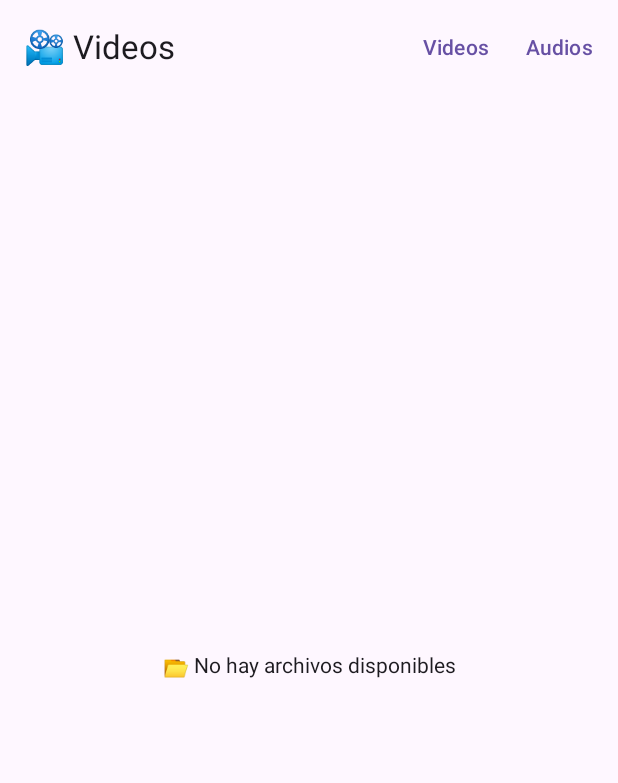
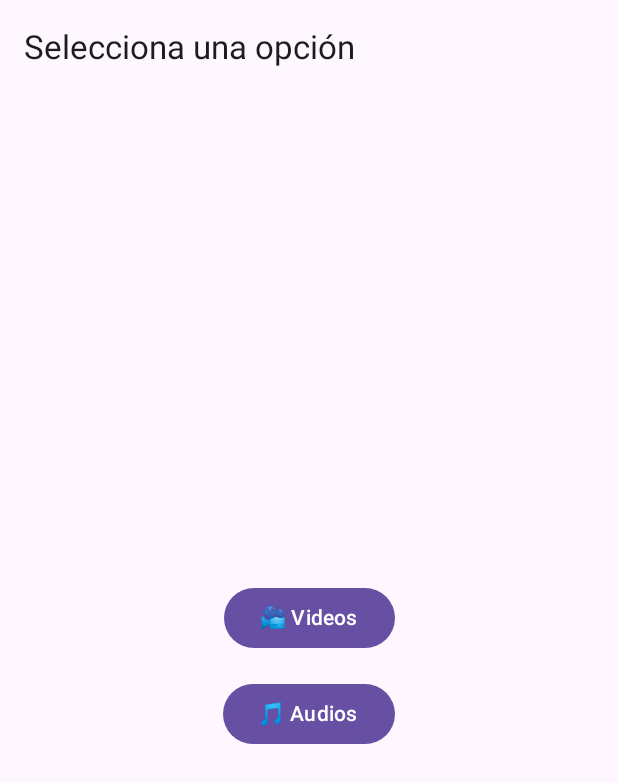
Before and after one commit to Sacro93/ExamenMultimedia, an Android app built with Jetpack Compose: the VideoScreen screen opened through its navigation route, on a phone screen of 412 x 824 dp. Shown: the top 783 px of the screen. Run offline under Robolectric (Android 15) with nearby library versions, the phone set to English and light mode, and no system bars; our stand-ins replace Dagger/Hilt's generated code.

Commit message:
app lista

```diff
--- a/app/src/main/java/com/example/examenmultimedia/Model/Utils/MediaFile.kt
+++ b/app/src/main/java/com/example/examenmultimedia/Model/Utils/MediaFile.kt
@@ -7,7 +7,7 @@ data class MediaFile(
     val uri: Uri,
     val title: String,
     val duration: Long,
-    val thumbnail: Bitmap? = null ,// Portada opcional
+    val thumbnail: Bitmap? = null ,
     val artist: String
 )
 
--- a/app/src/main/java/com/example/examenmultimedia/Model/Utils/createVideoFileUri.kt
+++ b/app/src/main/java/com/example/examenmultimedia/Model/Utils/createVideoFileUri.kt
@@ -23,7 +23,7 @@ fun createVideoFileUri(context: Context): Uri {
     // Devuelve la URI utilizando FileProvider
     return FileProvider.getUriForFile(
         context,
-        "${context.packageName}.provider", // Asegúrate de que coincide con AndroidManifest.xml
+        "${context.packageName}.provider",
         videoFile
     )
 }
--- a/app/src/main/java/com/example/examenmultimedia/View/VideoScreen/VideoScreen.kt
+++ b/app/src/main/java/com/example/examenmultimedia/View/VideoScreen/VideoScreen.kt
@@ -16,36 +16,19 @@ import androidx.navigation.NavController
 import com.example.examenmultimedia.Model.Utils.MediaFile
 import com.example.examenmultimedia.Model.Utils.MediaSource
 
+
+
 @OptIn(ExperimentalMaterial3Api::class)
 @Composable
 fun VideoScreen(navController: NavController, viewModel: MediaViewModel) {
     val mediaFiles by viewModel.mediaFiles.collectAsState() // Lista de videos/audios
     val currentSource by viewModel.source.collectAsState() // Fuente actual (Videos/Audios)
     val isLoading by viewModel.isLoading.collectAsState() // Estado de carga
+    val hasSelectedSource = remember { mutableStateOf(false) } // Estado para controlar si se seleccionó "Videos" o "Audios"
 
     Scaffold(
         topBar = {
-            TopAppBar(
-                title = { Text(if (currentSource == MediaSource.DEVICE) "📽️ Videos" else "🎵 Audios") },
-                actions = {
-                    Row {
-                        TextButton(onClick = {
-                            if (currentSource != MediaSource.DEVICE) {
-                                viewModel.setSource(MediaSource.DEVICE) // Cambia a videos
-                            }
-                        }) {
-                            Text("Videos")
-                        }
-                        TextButton(onClick = {
-                            if (currentSource != MediaSource.RAW) {
-                                viewModel.setSource(MediaSource.RAW) // Cambia a audios
-                            }
-                        }) {
-                            Text("Audios")
-                        }
-                    }
-                }
-            )
+            TopAppBar(title = { Text("Selecciona una opción") })
         }
     ) { paddingValues ->
         Box(
@@ -54,17 +37,40 @@ fun VideoScreen(navController: NavController, viewModel: MediaViewModel) {
                 .padding(paddingValues),
             contentAlignment = Alignment.Center
         ) {
+            if (!hasSelectedSource.value) {
+                // Muestra los botones si no se seleccionó ninguna fuente
+                Column(
+                    horizontalAlignment = Alignment.CenterHorizontally,
+                    verticalArrangement = Arrangement.Center
+                ) {
+                    Button(onClick = {
+                        hasSelectedSource.value = true
+                        viewModel.setSource(MediaSource.DEVICE) // Cambia a videos
+                    }) {
+                        Text("📽️ Videos")
+                    }
+                    Spacer(modifier = Modifier.height(16.dp))
+                    Button(onClick = {
+                        hasSelectedSource.value = true
+                        viewModel.setSource(MediaSource.RAW) // Cambia a audios
+                    }) {
+                        Text("🎵 Audios")
+                    }
+                }
+            } else {
+                // Muestra la lista de videos o audios
                 when {
                     isLoading -> {
-                    CircularProgressIndicator() // ⏳ Muestra un loader mientras se cargan los datos
+                        CircularProgressIndicator() // ⏳ Loader mientras se cargan los datos
                     }
                     mediaFiles.isEmpty() -> {
-                    Text("📂 No hay archivos disponibles") // Muestra un mensaje si no hay datos
+                        Text("📂 No hay archivos disponibles") // Muestra mensaje si no hay datos
                     }
                     else -> {
                         LazyColumn {
                             items(mediaFiles) { media ->
                                 MediaItem(navController, media)
+                            }
                         }
                     }
                 }
--- a/app/src/main/java/com/example/examenmultimedia/ViewModel/VM/Media/MediaViewModel.kt
+++ b/app/src/main/java/com/example/examenmultimedia/ViewModel/VM/Media/MediaViewModel.kt
@@ -11,59 +11,49 @@ import kotlinx.coroutines.flow.MutableStateFlow
 import kotlinx.coroutines.launch
 import kotlinx.coroutines.flow.StateFlow
 import kotlinx.coroutines.flow.asStateFlow
+import kotlinx.coroutines.withContext
 
-
-/*✅ com.example.examenmultimedia.ViewModel.VM.Media.MediaViewModel maneja:
-1️⃣ Carga de archivos multimedia desde el almacenamiento del dispositivo o res/raw.
-2️⃣ Gestión del estado de los archivos (mantiene una lista de videos y audios).
-3️⃣ Interacción con MediaRepository para obtener datos de MediaStore y res/raw.*/
 
 
 class MediaViewModel(private val mediaRepository: MediaRepository) : ViewModel() {
 
+    // Lista reactiva de archivos multimedia.
     private val _mediaFiles = MutableStateFlow<List<MediaFile>>(emptyList())
     val mediaFiles: StateFlow<List<MediaFile>> = _mediaFiles.asStateFlow()
 
-    private val _source = MutableStateFlow(MediaSource.DEVICE) // Fuente actual (videos o audios)
-    val source: StateFlow<MediaSource> = _source.asStateFlow()
+   //  Fuente actual seleccionada (Videos o Audios).
+    private val _source = MutableStateFlow<MediaSource?>(null)
+    val source: StateFlow<MediaSource?> = _source.asStateFlow()
 
-    private val _isLoading = MutableStateFlow(false) // Estado de carga
+    // 3 Estado de carga.
+    private val _isLoading = MutableStateFlow(false)
     val isLoading: StateFlow<Boolean> = _isLoading.asStateFlow()
+    // 🔹 Indica si los datos se están cargando para mostrar un spinner en la UI.
 
 
-    /**
-     * Cambia la fuente de medios (videos/audios) y carga los datos.
-     */
+    //Cambia la fuente de medios (videos/audios) y carga los datos.
+
     fun setSource(source: MediaSource) {
         if (_source.value == source) return // Evita recargar si ya está en la misma fuente
-        _source.value = source
-        loadMediaFiles(source)
-    }
 
-    /**
-     * Carga los archivos multimedia en segundo plano.
-     */
-    private fun loadMediaFiles(source: MediaSource) {
-        viewModelScope.launch(Dispatchers.IO) {
-            _isLoading.value = true // 🔄 Muestra el indicador de carga
+        viewModelScope.launch {
+            _isLoading.value = true // Activa el estado de carga
+            _source.value = source  //  Se actualiza  para evitar recomposición antes de tiempo
 
-            val files = try {
-                when (source) {
-                    MediaSource.DEVICE -> mediaRepository.getMediaFilesFromMediaStore() // 🔹 Obtiene videos
-                    MediaSource.RAW -> mediaRepository.getAudioFilesFromMediaStore() // 🔹 Obtiene audios
+            val files = withContext(Dispatchers.IO) { // 🔹 Ejecutar en segundo plano
+                try {
+                    when (source) {
+                        MediaSource.DEVICE -> mediaRepository.getMediaFilesFromMediaStore()
+                        MediaSource.RAW -> mediaRepository.getAudioFilesFromMediaStore()
+                    }
+                } catch (e: Exception) {
+                    Log.e("MediaViewModel", "Error cargando archivos: ${e.message}")
+                    emptyList()
                 }
-            } catch (e: Exception) {
-                Log.e(
-                    "com.example.examenmultimedia.ViewModel.VM.Media.MediaViewModel",
-                    "Error cargando archivos: ${e.message}"
-                )
-                emptyList()
             }
 
-            _mediaFiles.value = files // 📁 Actualiza la lista en la UI
-            _isLoading.value = false // ✅ Oculta el indicador de carga
+            _mediaFiles.value = files // Actualiza la lista en la UI
+            _isLoading.value = false //  Oculta el indicador de carga
         }
     }
-
-
 }
--- a/app/src/main/java/com/example/examenmultimedia/ViewModel/VM/VideoCapture/CaptureViewModel.kt
+++ b/app/src/main/java/com/example/examenmultimedia/ViewModel/VM/VideoCapture/CaptureViewModel.kt
@@ -9,40 +9,7 @@ import androidx.lifecycle.ViewModel
 import androidx.lifecycle.viewModelScope
 import kotlinx.coroutines.launch
 
-/*
-class CaptureViewModel : ViewModel() {
-    /**
-     * Método genérico para guardar cualquier archivo multimedia.
-     */
-    fun saveMediaFile(context: Context, uri: Uri, fileName: String, mimeType: String, directory: String) {
-        viewModelScope.launch {
-            try {
-                val resolver = context.contentResolver
-                val contentValues = ContentValues().apply {
-                    put(MediaStore.MediaColumns.DISPLAY_NAME, fileName)
-                    put(MediaStore.MediaColumns.MIME_TYPE, mimeType)
-                    put(MediaStore.MediaColumns.RELATIVE_PATH, directory)
-                }
 
-                val newUri = resolver.insert(MediaStore.Files.getContentUri("external"), contentValues)
-                newUri?.let { outputUri ->
-                    resolver.openOutputStream(outputUri)?.use { output ->
-                        resolver.openInputStream(uri)?.use { input ->
-                            input.copyTo(output)
-                        }
-                    }
-                    Toast.makeText(context, "Archivo guardado en $directory", Toast.LENGTH_SHORT).show()
-                } ?: run {
-                    Toast.makeText(context, "Error al guardar archivo", Toast.LENGTH_SHORT).show()
-                }
-            } catch (e: Exception) {
-                Toast.makeText(context, "Error: ${e.message}", Toast.LENGTH_SHORT).show()
-            }
-        }
-    }
-}
-
-*/
 class CaptureViewModel : ViewModel() {
 
     fun saveMediaFile(context: Context, uri: Uri, fileName: String, mimeType: String, directory: String) {
```
Also changed, not shown: app/src/main/java/com/example/examenmultimedia/Model/PlayerState.kt (deleted, +0 -11 lines), app/src/main/java/com/example/examenmultimedia/Model/Utils/MediaRespository.kt (+8 -68 lines). Lines whose indentation alone changed are shown as unchanged.
